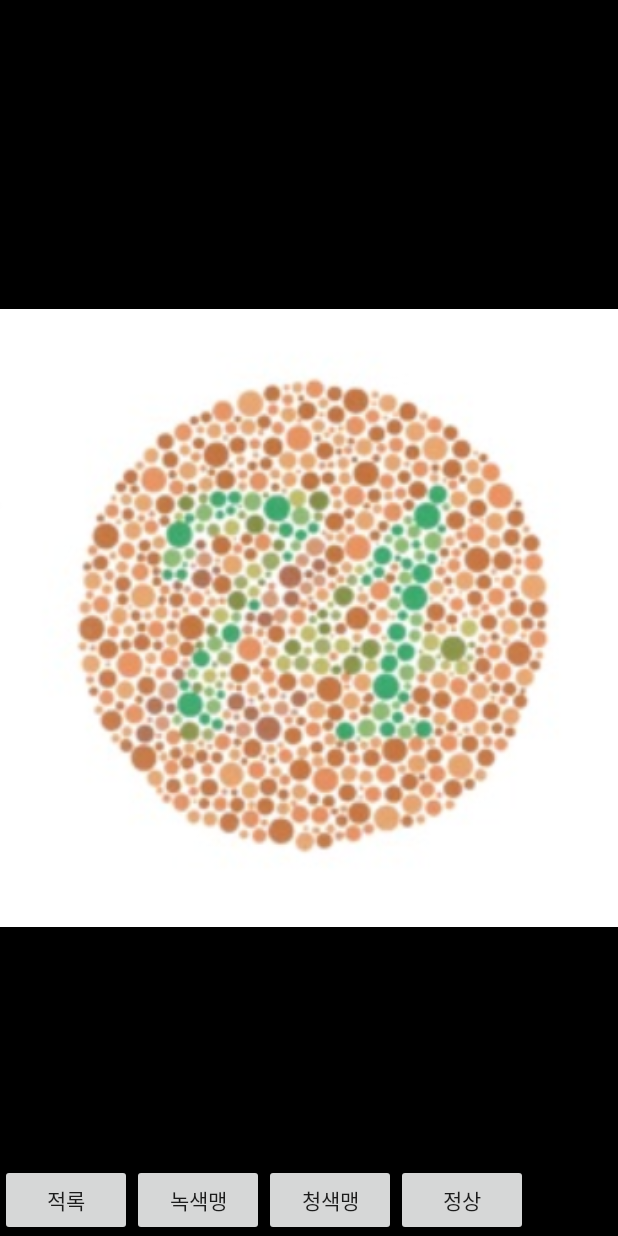
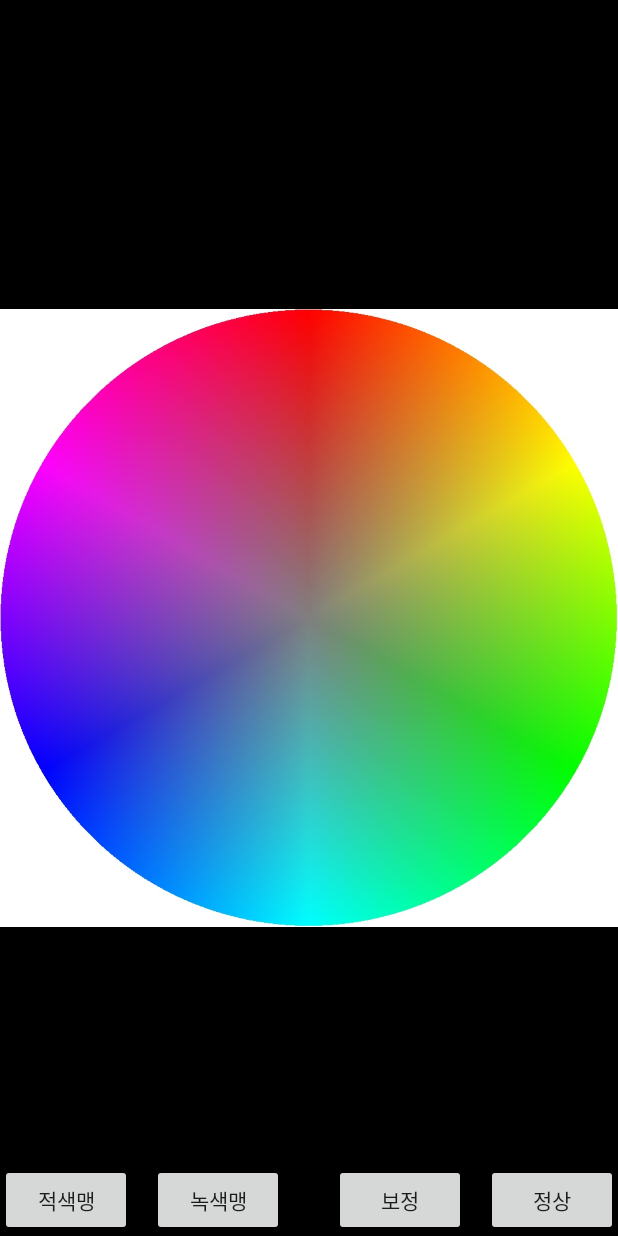
Before and after one commit to yeansang/TouchTest, an Android app: the screen it shows after launch (MainActivity), on a phone screen of 412 x 824 dp. Run offline under Robolectric (Android 15) with nearby library versions, the phone set to English and light mode, and no system bars.

Commit message:
fix -rotation -green color blind matrix

```diff
--- a/app/src/main/AndroidManifest.xml
+++ b/app/src/main/AndroidManifest.xml
@@ -15,8 +15,12 @@
             android:theme="@style/Theme.AppCompat.Light.NoActionBar">
             <intent-filter>
                 <action android:name="android.intent.action.MAIN" />
-
                 <category android:name="android.intent.category.LAUNCHER" />
+            </intent-filter>
+            <intent-filter>
+                <action android:name="android.intent.action.SEND" />
+                <category android:name="android.intent.category.DEFAULT" />
+                <data android:mimeType="image/*" />
             </intent-filter>
         </activity>
     </application>
--- a/app/src/main/java/com/example/nemus/touchtest/ImageAdator.java
+++ b/app/src/main/java/com/example/nemus/touchtest/ImageAdator.java
@@ -1,10 +1,12 @@
 package com.example.nemus.touchtest;
 
-import android.graphics.ColorMatrixColorFilter;
+import android.graphics.Bitmap;
 import android.graphics.Matrix;
 import android.graphics.Point;
 import android.graphics.PointF;
 import android.graphics.drawable.Drawable;
+import android.net.Uri;
+import android.support.annotation.Nullable;
 import android.support.v4.view.PagerAdapter;
 import android.util.Log;
 import android.view.Display;
@@ -25,36 +27,9 @@ public class ImageAdator extends PagerAdapter {
     private boolean zoomToggle = false;
     private boolean toggle = true;
 
-    float[] mat1 = new float[]
-            {
-                    0.42f, 0.23f, 0.23f, 0, 0,
-                    0.23f, 0.42f, 0.23f, 0, 0,
-                    0f, 0f, 1f, 0, 0,
-                    0f, 0f, 0f, 1, 0};
-    float[] mat2 = new float[]
-            {
-                    1, 0, 0, 0, 0,
-                    0.5f, 0, 0.5f, 0, 0,
-                    0f, 0f, 1f, 0, 0,
-                    0f, 0f, 0f, 1, 0};
-    float[] mat3 = new float[]
-            {
-                    1, 0, 0, 0, 0,
-                    0, 1, 0, 0, 0,
-                    0.5f,0f,0.5f, 0, 0,
-                    0f, 0f, 0f, 1, 0};
-    float[] mat4 = new float[]
-            {
-                    1, 0, 0, 0, 0,
-                    0, 1, 0, 0, 0,
-                    0, 0, 1, 0, 0,
-                    0f, 0f, 0f, 1, 0};
-
     private Matrix matrix = new Matrix();
     private Matrix savedMatrix = new Matrix();
     private Matrix originMatrix = new Matrix();
-
-    private ViewGroup viewGroup;
 
     private static final int NONE = 0;
     private static final int DRAG = 1;
@@ -68,15 +43,17 @@ public class ImageAdator extends PagerAdapter {
     private float d = 0f;
     private float newRot = 0f;
     private float[] lastEvent = null;
+    private Bitmap inview;
+    private boolean inside = false;
 
 
-    public ImageAdator(LayoutInflater layoutInflater, MainActivity act){
+    public ImageAdator(LayoutInflater layoutInflater, MainActivity act, @Nullable Bitmap imageView){
         this.inflater = layoutInflater;
         this.main = act;
-    }
-
-    public ViewGroup getViewGroup(){
-        return viewGroup;
+        if(imageView != null) {
+            this.inview = imageView;
+            inside = true;
+        }
     }
 
     @Override
@@ -85,8 +62,13 @@ public class ImageAdator extends PagerAdapter {
         View view = inflater.inflate(R.layout.pager_imageview,null);
 
         final ImageView imageView = (ImageView)view.findViewById(R.id.imageview);
+        Log.d("tag",position+""+view.toString());
         view.setTag(position);
-        imageView.setImageResource(R.drawable.image1+position);
+        if(inside){
+            imageView.setImageBitmap(inview);
+        }else {
+            imageView.setImageResource(R.drawable.image1 + position);
+        }
 
         view.setOnTouchListener(new View.OnTouchListener() {
             private GestureDetector gestureDetector = new GestureDetector(main.getApplicationContext(), new GestureDetector.OnGestureListener() {
@@ -149,7 +131,8 @@ public class ImageAdator extends PagerAdapter {
                         oldDist = spacing(event);
                         if (oldDist > 10f) {
                             savedMatrix.set(matrix);
-                            midPoint(midStart,event);
+                            midPoint(mid,event,view);
+                            midPoint(midStart,event, view);
                             mode = ZOOM;
                         }
                         lastEvent = new float[4];
@@ -166,6 +149,7 @@ public class ImageAdator extends PagerAdapter {
                         lastEvent = null;
                         break;
                     case MotionEvent.ACTION_MOVE:
+
                         zoomToggle = true;
                         if (mode == DRAG) {
                             Log.d("switch","4");
@@ -173,42 +157,50 @@ public class ImageAdator extends PagerAdapter {
                             float dx = event.getX() - start.x;
                             float dy = event.getY() - start.y;
                             matrix.postTranslate(dx, dy);
+                            Log.d("dd",dx+"/"+dy);
                         } else if (mode == ZOOM) {
+
+                            float[] values = new float[9];
+                            matrix.getValues(values);
+                            float mdx = midStart.x - mid.x;
+                            float mdy = midStart.y - mid.y;
+                            float sx = values[0];
+                            /*values[Matrix.MTRANS_X] += mdx*sx*10;
+                            values[Matrix.MTRANS_Y] += mdy*sx*10;*/
+                            Log.e("Value1", "value X : "+values[0]+"/"+values[1]+"/"+values[2]);
+                            Log.e("Value1", "value Y : "+values[3]+"/"+values[4]+"/"+values[5]);
+                            Log.e("Value1", "value per : "+values[6]+"/"+values[7]+"/"+values[8]);
+                            Log.d("md",mid.x+"/"+mid.y);
+                            //matrix.postTranslate(mdx,mdy);
+
                             Log.d("switch","5");
-                            midPoint(mid, event);
-                            //matrix.postTranslate(mdx*sx,mdy*sx);
+
+                            //
                             float newDist = spacing(event);
                             if (newDist > 10f) {
                                 Log.d("switch","6");
                                 matrix.set(savedMatrix);
                                 float scale = (newDist / oldDist);
-                                matrix.postScale(scale, scale, mid.x, mid.y);
-                            }
-                            if (lastEvent != null && event.getPointerCount() == 2) {
+
                                 Log.d("switch","7");
                                 newRot = rotation(event);
                                 float r = newRot - d;
-                                /*float tx = values[2];
+                                matrix.getValues(values);
+                                float tx = values[2];
                                 float ty = values[5];
-                                */
-                                matrix.postRotate(r, event.getRawX(), event.getRawY());
+                                //float sx = values[0];
+                                float xc = (view.getWidth() / 2) * sx;
+                                float yc = (view.getHeight() / 2) * sx;
+                                int[] is = getRealImageSize(imageView);
 
+                                matrix.postRotate(r, mid.x, mid.y);
+                                matrix.postScale(scale, scale,mid.x, mid.y);
+                                matrix.postTranslate(mdx,mdy);
+                                Log.d("mid",mid.x+"/"+mid.y);
+                                Log.d("center", tx+"/"+ty);
+                                midPoint(midStart,event, view);
                             }
-                            float[] values = new float[9];
-                            matrix.getValues(values);
-                            float mdx = mid.x - midStart.x;
-                            float mdy = mid.y - midStart.y;
-                            float sx = values[0];
-                            values[Matrix.MTRANS_X] += mdx*sx*10;
-                            values[Matrix.MTRANS_Y] += mdy*sx*10;
-                            Log.e("Value1", "value X : "+values[0]+"/"+values[1]+"/"+values[2]);
-                            Log.e("Value1", "value Y : "+values[3]+"/"+values[4]+"/"+values[5]);
-                            Log.e("Value1", "value per : "+values[6]+"/"+values[7]+"/"+values[8]);
-                            Log.d("md",mdx+"/"+mdy);
-                            float dx = event.getX() - start.x;
-                            float dy = event.getY() - start.y;
-                            matrix.postTranslate(dx,dy);
-                            midStart.set(mid.x,mid.y);
+
                         }
                         break;
                 }
@@ -234,9 +226,10 @@ public class ImageAdator extends PagerAdapter {
             /**
              * Calculate the mid point of the first two fingers
              */
-            private void midPoint(PointF point, MotionEvent event) {
-                float x = event.getX(0) + event.getX(1);
-                float y = event.getY(0) + event.getY(1);
+            private void midPoint(PointF point, MotionEvent event, View view) {
+                int[] p = getRowPoint(view, event, 1);
+                float x = event.getRawX() + p[0];
+                float y = event.getRawY() + p[1];
                 point.set(x / 2, y / 2);
             }
 
@@ -255,7 +248,6 @@ public class ImageAdator extends PagerAdapter {
         });
 
         container.addView(view);
-        this.viewGroup = container;
         return view;
     }
 
@@ -265,15 +257,15 @@ public class ImageAdator extends PagerAdapter {
         toggle = true;
         switch (pos){
             case 0:
-                return "아이유";
+                return "sample color";
             case 1:
-                return "야경";
+                return "6";
             case 2:
-                return "긴목청둥오리";
+                return "42";
             case 3:
-                return "long 1";
+                return "12";
             case 4:
-                return "long 2";
+                return "오리";
             default:
                 return null;
         }
@@ -286,6 +278,7 @@ public class ImageAdator extends PagerAdapter {
 
     @Override
     public int getCount() {
+        if(inside) return 1;
         return 5;
     }
 
--- a/app/src/main/java/com/example/nemus/touchtest/MainActivity.java
+++ b/app/src/main/java/com/example/nemus/touchtest/MainActivity.java
@@ -2,8 +2,12 @@ package com.example.nemus.touchtest;
 
 import android.animation.Animator;
 import android.annotation.SuppressLint;
+import android.content.Intent;
+import android.graphics.Bitmap;
 import android.graphics.ColorFilter;
 import android.graphics.ColorMatrixColorFilter;
+import android.net.Uri;
+import android.provider.MediaStore;
 import android.support.v4.view.PagerAdapter;
 import android.support.v4.view.ViewPager;
 import android.support.v7.app.ActionBar;
@@ -20,6 +24,9 @@ import android.widget.TextView;
 import android.widget.ViewFlipper;
 
 import org.w3c.dom.Text;
+
+import java.io.FileNotFoundException;
+import java.io.IOException;
 
 /**
  * An example full-screen activity that shows and hides the system UI (i.e.
@@ -56,25 +63,25 @@ public class MainActivity extends AppCompatActivity {
     private ImageView imageView;
 
 
-    float[] mat1 = new float[]
+    float[] mat1 = new float[] //red-out
             {
-                    0.42f, 0.58f, 0f, 0, 0,
-                    0.58f, 0.42f, 0f, 0, 0,
+                    0f, 1f, 0f, 0, 0,
+                    0f, 1f, 0f, 0, 0,
                     0f, 0f, 1f, 0, 0,
                     0f, 0f, 0f, 1, 0};
-    float[] mat2 = new float[]
+    float[] mat2 = new float[] //green-out
             {
-                    1, 0, 0, 0, 0,
-                    0.5f, 0, 0.5f, 0, 0,
+                    0.2f, 0.8f, 0, 0, 0,
+                    0.2f, 0.8f, 0f, 0, 0,
                     0f, 0f, 1f, 0, 0,
                     0f, 0f, 0f, 1, 0};
-    float[] mat3 = new float[]
+    float[] mat3 = new float[] //fix
             {
-                    1, 0, 0, 0, 0,
-                    0, 1, 0, 0, 0,
-                    0.5f,0f,0.5f, 0, 0,
+                    1f, 0f, 0f, 0, 0,
+                    0f, 1f, 0f, 0f, 0,
+                    0.2f, 0f, 0.8f, 0f, 0,
                     0f, 0f, 0f, 1, 0};
-    float[] mat4 = new float[]
+    float[] mat4 = new float[] //normal
             {
                     1, 0, 0, 0, 0,
                     0, 1, 0, 0, 0,
@@ -139,7 +146,15 @@ public class MainActivity extends AppCompatActivity {
         bButton = (Button)findViewById(R.id.button);
         gButton = (Button)findViewById(R.id.button2);
 
-        pa = new ImageAdator(getLayoutInflater(), this);
+        Intent intent = getIntent();
+        String action = intent.getAction();
+        String type = intent.getType();
+
+        if (Intent.ACTION_SEND.equals(action) && type != null) {
+            pa = new ImageAdator(getLayoutInflater(), this, handleSendImage(intent));
+        }else{
+            pa = new ImageAdator(getLayoutInflater(), this, null);
+        }
 
         mUpView.setText(pa.getPageTitle(0));
         //mDownView.setText(1+"/"+pa.getCount());
@@ -163,11 +178,12 @@ public class MainActivity extends AppCompatActivity {
             }
         });
 
-        imageView = (ImageView)mViewPager.findViewWithTag(mViewPager.getCurrentItem());
+
 
         nomalButton.setOnClickListener(new View.OnClickListener() {
             @Override
             public void onClick(View view) {
+                imageView = (ImageView)mViewPager.findViewWithTag(mViewPager.getCurrentItem());
                 ColorMatrixColorFilter cf = new ColorMatrixColorFilter(mat4);
                 imageView.setColorFilter(cf);
             }
@@ -176,6 +192,7 @@ public class MainActivity extends AppCompatActivity {
         rgButton.setOnClickListener(new View.OnClickListener() {
             @Override
             public void onClick(View view) {
+                imageView = (ImageView)mViewPager.findViewWithTag(mViewPager.getCurrentItem());
                 ColorMatrixColorFilter cf = new ColorMatrixColorFilter(mat1);
                 imageView.setColorFilter(cf);
             }
@@ -183,6 +200,7 @@ public class MainActivity extends AppCompatActivity {
         gButton.setOnClickListener(new View.OnClickListener() {
             @Override
             public void onClick(View view) {
+                imageView = (ImageView)mViewPager.findViewWithTag(mViewPager.getCurrentItem());
                 ColorMatrixColorFilter cf = new ColorMatrixColorFilter(mat2);
                 imageView.setColorFilter(cf);
             }
@@ -190,6 +208,7 @@ public class MainActivity extends AppCompatActivity {
         bButton.setOnClickListener(new View.OnClickListener() {
             @Override
             public void onClick(View view) {
+                imageView = (ImageView)mViewPager.findViewWithTag(mViewPager.getCurrentItem());
                 ColorMatrixColorFilter cf = new ColorMatrixColorFilter(mat3);
                 imageView.setColorFilter(cf);
             }
@@ -286,4 +305,23 @@ public class MainActivity extends AppCompatActivity {
         mHideHandler.removeCallbacks(mHideRunnable);
         mHideHandler.postDelayed(mHideRunnable, delayMillis);
     }
+
+    private Bitmap handleSendImage(Intent intent) {
+        Uri imageUri = (Uri) intent.getParcelableExtra(Intent.EXTRA_STREAM);
+        Bitmap bm;
+        if (imageUri != null) {
+            try {
+                bm = MediaStore.Images.Media.getBitmap(getContentResolver(), imageUri);
+                return bm;
+            } catch (FileNotFoundException e) {
+                // TODO Auto-generated catch block
+                e.printStackTrace();
+            } catch (IOException e) {
+                // TODO Auto-generated catch block
+                e.printStackTrace();
+            }
+
+        }
+        return null;
+    }
 }
--- a/app/src/main/res/layout/activity_main.xml
+++ b/app/src/main/res/layout/activity_main.xml
@@ -48,25 +48,25 @@
         <Button
             android:layout_width="wrap_content"
             android:layout_height="wrap_content"
-            android:text="청색맹"
+            android:text="보정"
             android:id="@+id/button"
-            android:layout_alignParentBottom="true"
-            android:layout_toRightOf="@+id/button2"
-            android:layout_toEndOf="@+id/button2" />
+            android:layout_alignTop="@+id/button4"
+            android:layout_toLeftOf="@+id/space2"
+            android:layout_toStartOf="@+id/space2" />
 
         <Button
             android:layout_width="wrap_content"
             android:layout_height="wrap_content"
             android:text="녹색맹"
             android:id="@+id/button2"
-            android:layout_alignParentBottom="true"
-            android:layout_toRightOf="@+id/button3"
-            android:layout_toEndOf="@+id/button3" />
+            android:layout_alignTop="@+id/button3"
+            android:layout_toEndOf="@+id/space"
+            android:layout_toRightOf="@+id/space" />
 
         <Button
             android:layout_width="wrap_content"
             android:layout_height="wrap_content"
-            android:text="적록"
+            android:text="적색맹"
             android:id="@+id/button3"
             android:layout_alignParentBottom="true"
             android:layout_alignParentLeft="true"
@@ -78,8 +78,33 @@
             android:text="정상"
             android:id="@+id/button4"
             android:layout_alignParentBottom="true"
-            android:layout_toRightOf="@+id/button"
-            android:layout_toEndOf="@+id/button" />
+            android:layout_alignParentRight="true"
+            android:layout_alignParentEnd="true" />
+
+        <Space
+            android:layout_width="20px"
+            android:layout_height="20px"
+            android:layout_alignParentBottom="true"
+            android:layout_alignTop="@+id/button2"
+            android:layout_toLeftOf="@+id/button"
+            android:layout_toRightOf="@+id/button2"
+            android:layout_toEndOf="@+id/button2" />
+
+        <Space
+            android:layout_width="20px"
+            android:layout_height="20px"
+            android:layout_alignParentBottom="true"
+            android:layout_toRightOf="@+id/button3"
+            android:layout_alignTop="@+id/button3"
+            android:id="@+id/space" />
+
+        <Space
+            android:layout_width="20px"
+            android:layout_height="20px"
+            android:layout_alignTop="@+id/button"
+            android:layout_toLeftOf="@+id/button4"
+            android:layout_alignParentBottom="true"
+            android:id="@+id/space2" />
 
 
     </RelativeLayout>
```
Also changed, not shown: app/src/main/res/drawable/image1.jpg, app/src/main/res/drawable/image4.jpg.
